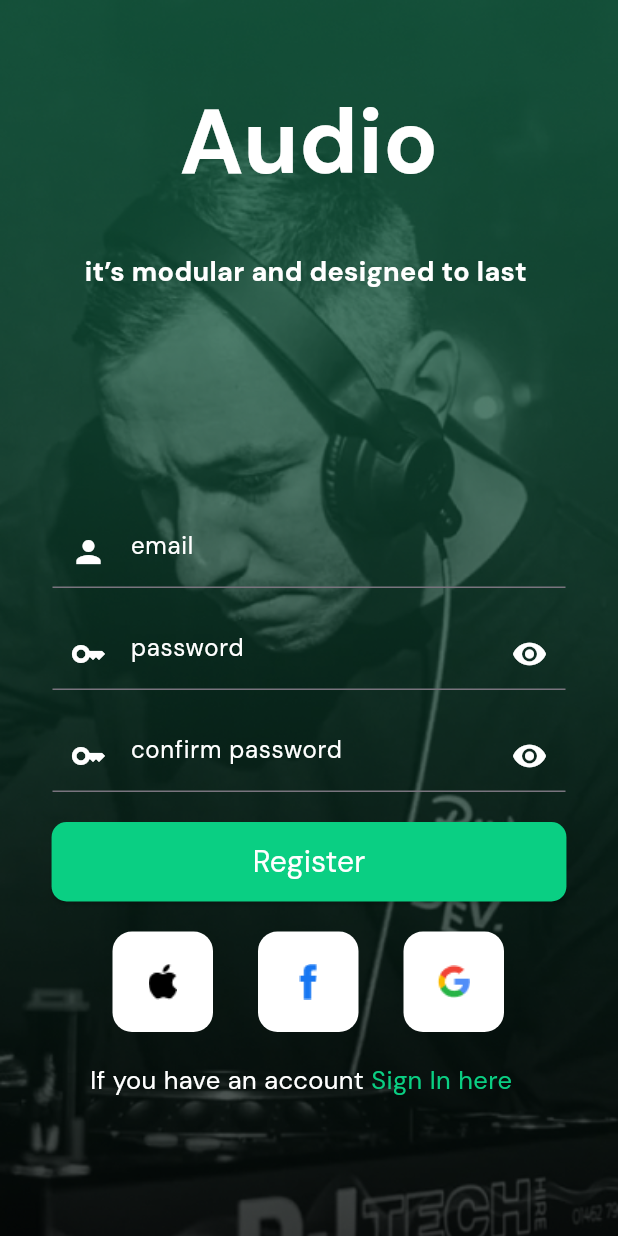
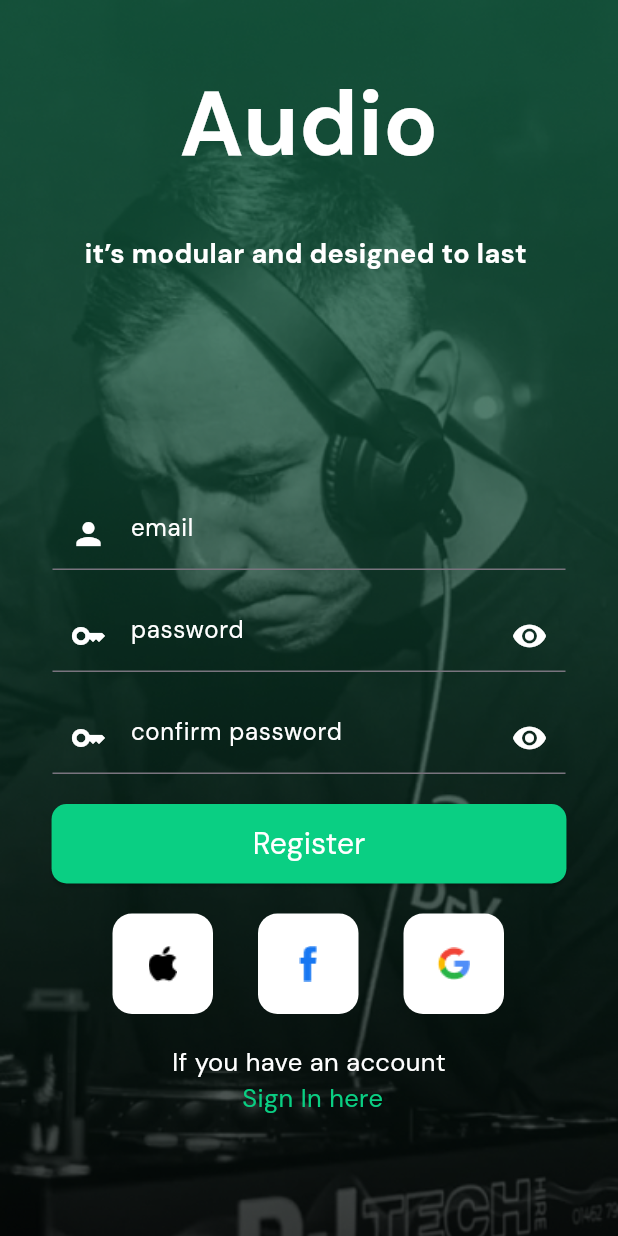
Before and after one commit to yahia997/E-Commerce-Flutter, a Flutter app: the screen it shows after launch, after a tap on "Register here", on a phone screen of 412 x 824 dp. Run offline on Flutter 3.47's test engine with Material 3 defaults, Android fonts, the phone set to English and light mode, and no system bars.

Commit message:
some editing in responsive for smaller screens

```diff
--- a/project/lib/screens/login_screen.dart
+++ b/project/lib/screens/login_screen.dart
@@ -142,7 +142,7 @@ class _login_screenState extends State<login_screen> {
                 const SizedBox(
                   height: 20,
                 ),
-                Row(
+                Column(
                   children: [
                     const SizedBox(
                       width: 60,
--- a/project/lib/screens/register_screen.dart
+++ b/project/lib/screens/register_screen.dart
@@ -233,7 +233,7 @@ class _register_screenState extends State<register_screen> {
                   const SizedBox(
                     height: 20,
                   ),
-                  Row(
+                  Column(
                     children: [
                       const SizedBox(
                         width: 60,
--- a/project/lib/widgets/StarterProducts.dart
+++ b/project/lib/widgets/StarterProducts.dart
@@ -3,7 +3,6 @@ import 'package:project/constants/colors.dart';
 import 'package:project/models/Users.dart';
 import 'package:project/productsDB.dart';
 import 'package:project/screens/Details_screen.dart';
-import 'package:project/usersDB.dart';
 
 class StarterProducts extends StatelessWidget {
   const StarterProducts({super.key, required this.user});
```
Also changed, not shown: project/lib/widgets/purchased.dart (+6 -6 lines).
